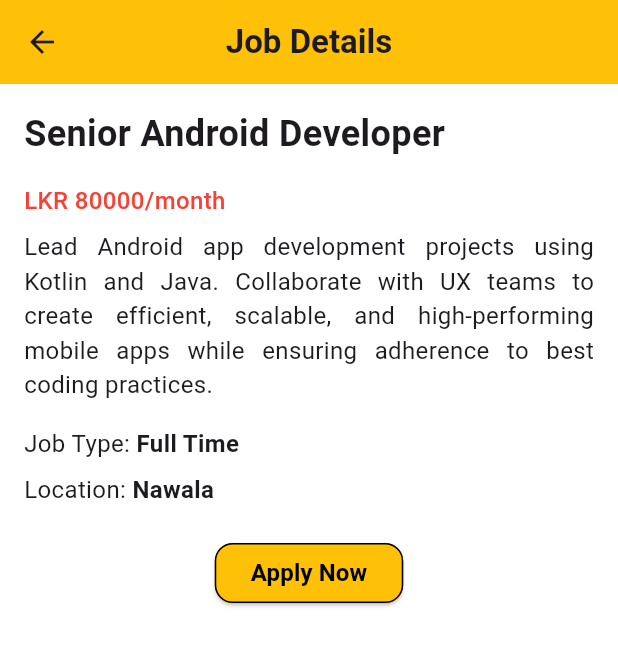
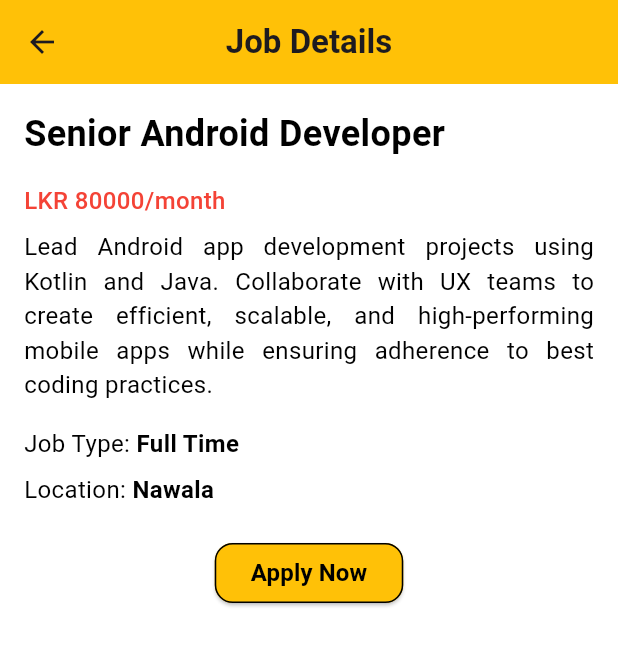
Before and after one commit to JudeLakshitha/pacificKodeJobApp, a Flutter app: the screen it shows after launch, after a tap on "Senior Android Developer", on a phone screen of 412 x 824 dp. Shown: the top 646 px of the screen. Run offline on Flutter 3.47's test engine with Material 3 defaults, Android fonts, the phone set to English and light mode, and no system bars; our stand-ins replace bloc, equatable, flutter_bloc; network calls fail.

Commit message:
applying theme according to the device theme

```diff
--- a/lib/common/common.dart
+++ b/lib/common/common.dart
@@ -1,3 +1,8 @@
 import '../models/favourite_job.dart';
 
 List<FavouriteJob> favJobList = [];
+
+enum ThemeType {
+  light,
+  dark,
+}
--- a/lib/main.dart
+++ b/lib/main.dart
@@ -2,13 +2,43 @@ import 'package:flutter/material.dart';
 import 'package:job_app/screens/favourites/view/favourite_screen.dart';
 import 'package:job_app/screens/home/view/home_screen.dart';
 import 'package:job_app/screens/job_details/view/job_details_screen.dart';
+import 'package:job_app/utils/theme/theme_provider.dart';
+import 'package:provider/provider.dart';
+import 'package:flutter/scheduler.dart';
 
 void main() {
-  runApp(const MyApp());
+  WidgetsFlutterBinding.ensureInitialized();
+  runApp(
+    MultiProvider(
+      providers: [ChangeNotifierProvider(create: (_) => ThemeProvider())],
+      child: MyApp(),
+    ),
+  );
 }
 
-class MyApp extends StatelessWidget {
-  const MyApp({super.key});
+class MyApp extends StatefulWidget {
+  @override
+  MyAppState createState() => MyAppState();
+}
+
+class MyAppState extends State<MyApp> with WidgetsBindingObserver {
+  @override
+  void initState() {
+    super.initState();
+    WidgetsBinding.instance.addObserver(this);
+    WidgetsBinding.instance.addPostFrameCallback((_) => updateTheme());
+  }
+
+  @override
+  void didChangePlatformBrightness() {
+    WidgetsBinding.instance.addPostFrameCallback((_) => updateTheme());
+  }
+
+  @override
+  void dispose() {
+    WidgetsBinding.instance.removeObserver(this);
+    super.dispose();
+  }
 
   @override
   Widget build(BuildContext context) {
@@ -26,4 +56,11 @@ class MyApp extends StatelessWidget {
       //home: const HomeScreen(),
     );
   }
+
+  void updateTheme() {
+    var brightness =
+        SchedulerBinding.instance.platformDispatcher.platformBrightness;
+    final themeProvider = Provider.of<ThemeProvider>(context, listen: false);
+    themeProvider.setTheme(brightness);
+  }
 }
--- a/lib/screens/favourites/view/favourite_screen.dart
+++ b/lib/screens/favourites/view/favourite_screen.dart
@@ -1,7 +1,10 @@
 import 'package:flutter/cupertino.dart';
 import 'package:flutter/material.dart';
 import 'package:job_app/common/common.dart';
+import 'package:provider/provider.dart';
 
+import '../../../utils/theme/base_theme.dart';
+import '../../../utils/theme/theme_provider.dart';
 import '../../../widgets/job_card.dart';
 
 class FavouriteScreen extends StatelessWidget {
@@ -11,8 +14,10 @@ class FavouriteScreen extends StatelessWidget {
 
   @override
   Widget build(BuildContext context) {
+    final themeProvider = Provider.of<ThemeProvider>(context);
+    BaseTheme baseTheme = themeProvider.colors;
     return Scaffold(
-      backgroundColor: Colors.white,
+      backgroundColor: baseTheme.backgroundColor,
       appBar: AppBar(
         title: Text(
           'Favourites',
--- a/lib/screens/home/view/home_screen.dart
+++ b/lib/screens/home/view/home_screen.dart
@@ -3,9 +3,12 @@ import 'package:flutter/material.dart';
 import 'package:job_app/repositories/home_repository.dart';
 import 'package:job_app/screens/home/bloc/home_bloc.dart';
 import 'package:flutter_bloc/flutter_bloc.dart';
+import 'package:provider/provider.dart';
 import '../../../common/common.dart';
 import '../../../data/data.dart';
 import '../../../models/job.dart';
+import '../../../utils/theme/base_theme.dart';
+import '../../../utils/theme/theme_provider.dart';
 import '../../../widgets/job_card.dart';
 
 class HomeScreen extends StatefulWidget {
@@ -25,6 +28,8 @@ class HomeScreenState extends State<HomeScreen> {
 
   @override
   Widget build(BuildContext context) {
+    final themeProvider = Provider.of<ThemeProvider>(context);
+    BaseTheme baseTheme = themeProvider.colors;
     return BlocProvider<HomeBloc>(
       create: (context) => HomeBloc(HomeRepository())..add(LoadJobListEvent()),
       child: BlocListener<HomeBloc, HomeState>(
@@ -52,7 +57,7 @@ class HomeScreenState extends State<HomeScreen> {
         child: BlocBuilder<HomeBloc, HomeState>(
           builder: (context, state) {
             return Scaffold(
-              backgroundColor: Colors.white,
+              backgroundColor: baseTheme.backgroundColor,
               appBar: AppBar(
                 title: Text(
                   'Jobs',
@@ -69,6 +74,16 @@ class HomeScreenState extends State<HomeScreen> {
                     ),
                     onPressed: () {
                       Navigator.pushNamed(context, '/favoriteScreen');
+                    },
+                  ),
+                  IconButton(
+                    icon: Icon(
+                      Icons.nightlight_outlined,
+                      color: Colors.black,
+                      size: 24,
+                    ),
+                    onPressed: () {
+
                     },
                   ),
                 ],
@@ -110,6 +125,7 @@ class HomeScreenState extends State<HomeScreen> {
                                       style: TextStyle(
                                         fontSize: 14,
                                         fontWeight: FontWeight.w500,
+                                        color: baseTheme.textColor,
                                       ),
                                       decoration: InputDecoration(
                                         hintText:
@@ -124,7 +140,7 @@ class HomeScreenState extends State<HomeScreen> {
                                             16,
                                           ),
                                           borderSide: BorderSide(
-                                            color: Colors.black,
+                                            color: baseTheme.borderColor,
                                             width: 1.0,
                                           ),
                                         ),
@@ -133,7 +149,7 @@ class HomeScreenState extends State<HomeScreen> {
                                             16,
                                           ),
                                           borderSide: BorderSide(
-                                            color: Colors.black,
+                                            color: baseTheme.borderColor,
                                             width: 1.0,
                                           ),
                                         ),
--- a/lib/screens/job_details/view/job_details_screen.dart
+++ b/lib/screens/job_details/view/job_details_screen.dart
@@ -1,6 +1,10 @@
 import 'package:flutter/cupertino.dart';
 import 'package:flutter/material.dart';
 import 'package:job_app/models/job.dart';
+import 'package:provider/provider.dart';
+
+import '../../../utils/theme/base_theme.dart';
+import '../../../utils/theme/theme_provider.dart';
 
 class JobDetailsScreen extends StatelessWidget {
   static const routeName = '/jobDetailScreen';
@@ -9,9 +13,11 @@ class JobDetailsScreen extends StatelessWidget {
 
   @override
   Widget build(BuildContext context) {
+    final themeProvider = Provider.of<ThemeProvider>(context);
+    BaseTheme baseTheme = themeProvider.colors;
     final Job job = ModalRoute.of(context)!.settings.arguments as Job;
     return Scaffold(
-      backgroundColor: Colors.white,
+      backgroundColor: baseTheme.backgroundColor,
       appBar: AppBar(
         title: Text(
           'Job Details',
@@ -27,7 +33,11 @@ class JobDetailsScreen extends StatelessWidget {
           children: [
             Text(
               job.title,
-              style: TextStyle(fontSize: 24, fontWeight: FontWeight.w700),
+              style: TextStyle(
+                fontSize: 24,
+                fontWeight: FontWeight.w700,
+                color: baseTheme.textColor,
+              ),
             ),
             SizedBox(height: 16),
             Text(
@@ -41,17 +51,24 @@ class JobDetailsScreen extends StatelessWidget {
             SizedBox(height: 8),
             Text(
               job.fullDescription,
-              style: TextStyle(fontSize: 16),
+              style: TextStyle(fontSize: 16, color: baseTheme.textColor),
               textAlign: TextAlign.justify,
             ),
             SizedBox(height: 16),
             Row(
               mainAxisAlignment: MainAxisAlignment.start,
               children: [
-                Text("Job Type: ", style: TextStyle(fontSize: 16)),
+                Text(
+                  "Job Type: ",
+                  style: TextStyle(fontSize: 16, color: baseTheme.textColor),
+                ),
                 Text(
                   job.jobType,
-                  style: TextStyle(fontSize: 16, fontWeight: FontWeight.w700),
+                  style: TextStyle(
+                    fontSize: 16,
+                    fontWeight: FontWeight.w700,
+                    color: baseTheme.textColor,
+                  ),
                 ),
               ],
             ),
@@ -60,10 +77,17 @@ class JobDetailsScreen extends StatelessWidget {
             Row(
               mainAxisAlignment: MainAxisAlignment.start,
               children: [
-                Text("Location: ", style: TextStyle(fontSize: 16)),
+                Text(
+                  "Location: ",
+                  style: TextStyle(fontSize: 16, color: baseTheme.textColor),
+                ),
                 Text(
                   job.location,
-                  style: TextStyle(fontSize: 16, fontWeight: FontWeight.w700),
+                  style: TextStyle(
+                    fontSize: 16,
+                    fontWeight: FontWeight.w700,
+                    color: baseTheme.textColor,
+                  ),
                 ),
               ],
             ),
@@ -73,17 +97,17 @@ class JobDetailsScreen extends StatelessWidget {
                 onPressed: () {},
                 style: ElevatedButton.styleFrom(
                   backgroundColor: Colors.amber,
-                  side: BorderSide(width: 1.0),
+                  side: BorderSide(width: 1.0, color: baseTheme.textColor),
                   shape: RoundedRectangleBorder(
                     borderRadius: BorderRadius.circular(12.0),
                   ),
                 ),
-                child: const Text(
+                child: Text(
                   "Apply Now",
                   style: TextStyle(
                     fontSize: 16,
                     fontWeight: FontWeight.w700,
-                    color: Colors.black,
+                    color: baseTheme.textColor,
                   ),
                 ),
               ),
--- /dev/null
+++ b/lib/utils/theme/base_theme.dart
@@ -0,0 +1,13 @@
+import 'dart:ui';
+
+class BaseTheme{
+  final Color backgroundColor;
+  final Color textColor;
+  final Color borderColor;
+
+  BaseTheme({
+    required this.backgroundColor,
+    required this.textColor,
+    required this.borderColor,
+  });
+}
--- /dev/null
+++ b/lib/utils/theme/light_dark_theme.dart
@@ -0,0 +1,14 @@
+import 'base_theme.dart';
+import 'package:flutter/src/material/colors.dart';
+
+final BaseTheme lightTheme = BaseTheme(
+  backgroundColor: Colors.white,
+  textColor: Colors.black,
+  borderColor: Colors.black
+);
+
+final BaseTheme darkTheme = BaseTheme(
+  backgroundColor: Colors.black,
+  textColor: Colors.white,
+  borderColor: Colors.white
+);
--- /dev/null
+++ b/lib/utils/theme/theme_provider.dart
@@ -0,0 +1,26 @@
+import 'package:flutter/cupertino.dart';
+import 'package:job_app/common/common.dart';
+import 'package:flutter/scheduler.dart';
+import 'package:job_app/utils/theme/base_theme.dart';
+
+import 'light_dark_theme.dart';
+
+class ThemeProvider with ChangeNotifier {
+  void setTheme(Brightness brightness) {
+    ThemeType themeType = (brightness == Brightness.dark)
+        ? ThemeType.dark
+        : ThemeType.light;
+    themeType = (brightness == Brightness.dark) ? ThemeType.dark : themeType;
+    notifyListeners();
+  }
+
+  BaseTheme get colors {
+    var brightness =
+        SchedulerBinding.instance.platformDispatcher.platformBrightness;
+    if (brightness == Brightness.dark) {
+      return darkTheme;
+    } else {
+      return lightTheme;
+    }
+  }
+}
--- a/lib/widgets/job_card.dart
+++ b/lib/widgets/job_card.dart
@@ -1,9 +1,12 @@
 import 'package:flutter/cupertino.dart';
 import 'package:flutter/material.dart';
 import 'package:job_app/widgets/tag_card.dart';
+import 'package:provider/provider.dart';
 import '../common/common.dart';
 import '../models/favourite_job.dart';
 import '../models/job.dart';
+import '../utils/theme/base_theme.dart';
+import '../utils/theme/theme_provider.dart';
 
 class JobCard extends StatefulWidget {
   final Job job;
@@ -24,16 +27,18 @@ class JobCard extends StatefulWidget {
 class JobCardState extends State<JobCard> {
   @override
   Widget build(BuildContext context) {
+    final themeProvider = Provider.of<ThemeProvider>(context);
+    BaseTheme baseTheme = themeProvider.colors;
     bool isFavourite = favJobList.any(
       (fav) => fav.job.jobId == widget.job.jobId,
     );
     return InkWell(
       onTap: widget.onTap,
       child: Card(
-        color: Colors.white,
+        color: baseTheme.backgroundColor,
         shape: RoundedRectangleBorder(
           borderRadius: BorderRadius.circular(16.0),
-          side: BorderSide(color: Colors.black, width: 1.0),
+          side: BorderSide(color: baseTheme.borderColor, width: 1.0),
         ),
         child: Padding(
           padding: const EdgeInsets.all(20.0),
@@ -51,6 +56,7 @@ class JobCardState extends State<JobCard> {
                       style: TextStyle(
                         fontWeight: FontWeight.w700,
                         fontSize: 24,
+                        color: baseTheme.textColor,
                       ),
                     ),
                   ),
@@ -58,7 +64,7 @@ class JobCardState extends State<JobCard> {
                   IconButton(
                     icon: Icon(
                       isFavourite ? Icons.favorite : Icons.favorite_border,
-                      color: isFavourite ? Colors.red : Colors.black,
+                      color: isFavourite ? Colors.red : baseTheme.textColor,
                       size: 24,
                     ),
                     onPressed: () {
@@ -82,7 +88,11 @@ class JobCardState extends State<JobCard> {
               ),
               Text(
                 widget.job.companyName,
-                style: TextStyle(fontWeight: FontWeight.w500, fontSize: 16),
+                style: TextStyle(
+                  fontWeight: FontWeight.w500,
+                  fontSize: 16,
+                  color: baseTheme.textColor,
+                ),
               ),
               SizedBox(height: 4),
               Row(
@@ -103,7 +113,10 @@ class JobCardState extends State<JobCard> {
                 ),
               ),
               SizedBox(height: 12),
-              Text(widget.job.description, style: TextStyle(fontSize: 16)),
+              Text(
+                widget.job.description,
+                style: TextStyle(fontSize: 16, color: baseTheme.textColor),
+              ),
             ],
           ),
         ),
--- a/lib/widgets/tag_card.dart
+++ b/lib/widgets/tag_card.dart
@@ -1,5 +1,9 @@
 import 'package:flutter/cupertino.dart';
 import 'package:flutter/material.dart';
+import 'package:provider/provider.dart';
+
+import '../utils/theme/base_theme.dart';
+import '../utils/theme/theme_provider.dart';
 
 class TagCard extends StatelessWidget {
   final String tag;
@@ -8,16 +12,21 @@ class TagCard extends StatelessWidget {
 
   @override
   Widget build(BuildContext context) {
+    final themeProvider = Provider.of<ThemeProvider>(context);
+    BaseTheme baseTheme = themeProvider.colors;
     return Card(
       elevation: 0,
       color: Colors.transparent,
       shape: RoundedRectangleBorder(
         borderRadius: BorderRadius.circular(8.0),
-        side: BorderSide(color: Colors.black, width: 1.0),
+        side: BorderSide(color: baseTheme.borderColor, width: 1.0),
       ),
       child: Padding(
         padding: const EdgeInsets.symmetric(vertical: 4, horizontal: 8),
-        child: Text(tag, style: TextStyle(fontSize: 16)),
+        child: Text(
+          tag,
+          style: TextStyle(fontSize: 16, color: baseTheme.textColor),
+        ),
       ),
     );
   }
--- a/pubspec.yaml
+++ b/pubspec.yaml
@@ -38,6 +38,7 @@ dependencies:
   flutter_bloc: ^9.1.1
   equatable: ^2.0.7
   http: ^1.5.0
+  provider: ^6.1.2
 
 dev_dependencies:
   flutter_test:
```
Also changed, not shown: pubspec.lock, 1 other file.
